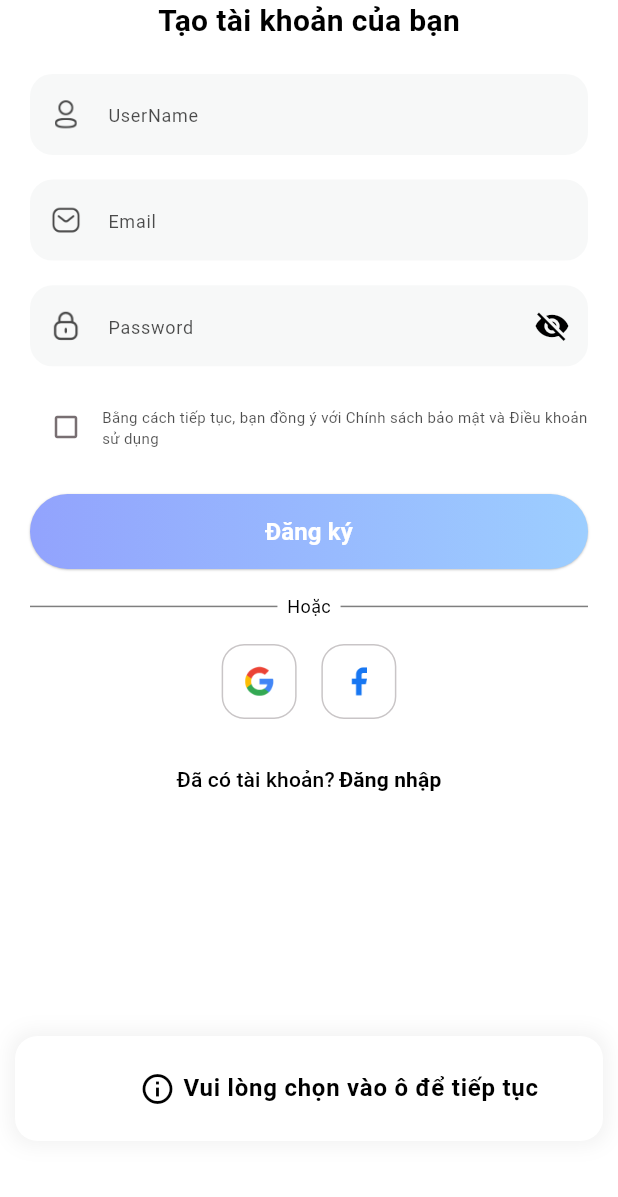
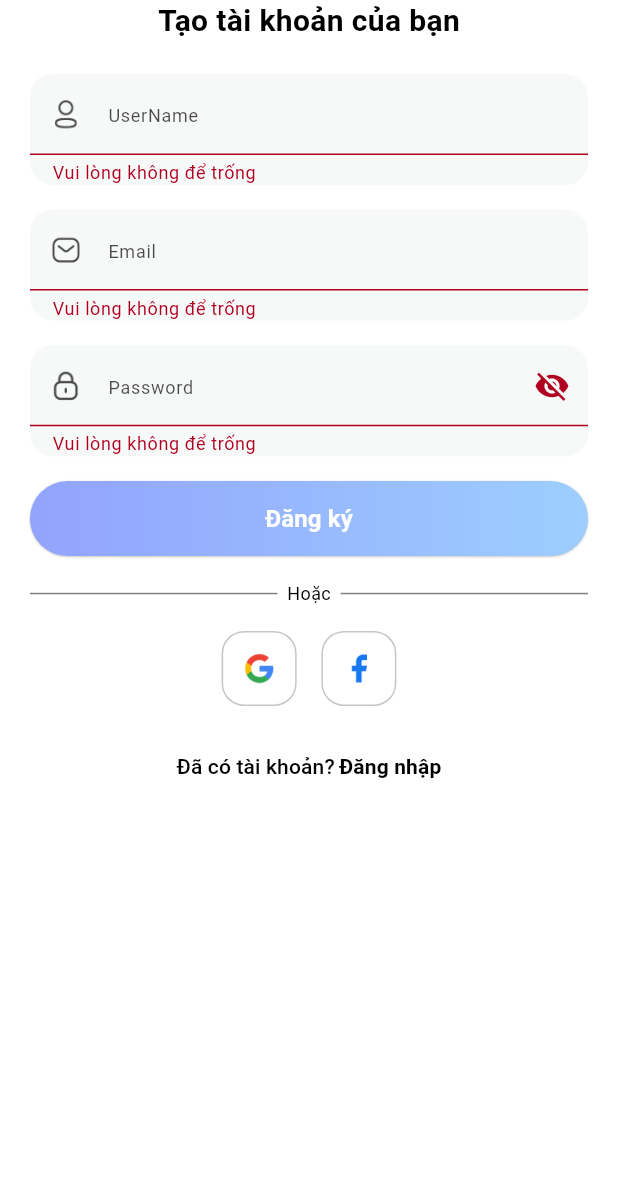
Before and after one commit to Vuonggba1403/smart_fitness_assistant, a Flutter app: the _SignUpForm screen opened directly, after a tap on "Đăng ký", on a phone screen of 412 x 824 dp, the part 35-1232 px from its top. Run offline on Flutter 3.47's test engine with Material 3 defaults, Android fonts, the phone set to English and light mode, and no system bars; drawn by our look-alikes of delightful_toast; our stand-ins replace animated_toggle_switch, bloc, carousel_slider, dropdown_button2, fl_chart, flutter_bloc and 6 more; missing offline and left inert: dotted_dashed_line, simple_animation_progress_bar; accounts and stored records are empty; Roboto replaces fonts that are missing (OpenSans); key blocks and very long unbroken strings in the code were emptied for the run.

Commit message:
add signup in supabase

```diff
--- a/lib/locale/lang_en.dart
+++ b/lib/locale/lang_en.dart
@@ -46,9 +46,6 @@ Map<String, String> enUs = {
   //Register View
   LocaleKey.textRegister: "Create your Account",
   LocaleKey.haveAccount: "Already have an account?",
-  LocaleKey.privacy:
-      "By continuing you accept our Privacy Policy and Term of Use",
-  LocaleKey.permissionError: "Check the box to continue",
   //Register View-Complete profile
   LocaleKey.titleCompleteProfile: "Complete your profile",
   LocaleKey.textCompleteProfile: "It will help us to know more about you!",
--- a/lib/locale/lang_vi.dart
+++ b/lib/locale/lang_vi.dart
@@ -41,9 +41,6 @@ Map<String, String> viVN = {
   //Register View
   LocaleKey.textRegister: "Tạo tài khoản của bạn",
   LocaleKey.haveAccount: "Đã có tài khoản?",
-  LocaleKey.privacy:
-      "Bằng cách tiếp tục, bạn đồng ý với Chính sách bảo mật và Điều khoản sử dụng",
-  LocaleKey.permissionError: "Vui lòng chọn vào ô để tiếp tục",
   //Register View-Complete profile
   LocaleKey.titleCompleteProfile: "Hoàn thành hồ sơ của bạn",
   LocaleKey.textCompleteProfile: "Nó sẽ giúp chúng tôi hiểu rõ hơn về bạn!",
--- a/lib/locale/locale_key.dart
+++ b/lib/locale/locale_key.dart
@@ -39,8 +39,6 @@ class LocaleKey {
   //Register View
   static const String textRegister = "text_register";
   static const String haveAccount = "have_account";
-  static const String privacy = "privacy";
-  static const String permissionError = "permission_error";
   //Register View-Complete profile
   static const String titleCompleteProfile = "complete_profile";
   static const String textCompleteProfile = "text_complete_profile";
--- a/lib/views/auth/signup/ui/signup_view.dart
+++ b/lib/views/auth/signup/ui/signup_view.dart
@@ -29,7 +29,9 @@ class _SignUpForm extends StatefulWidget {
 
 class _SignUpFormState extends State<_SignUpForm> {
   final _formKey = GlobalKey<FormState>();
-  bool isChecked = false;
+  final TextEditingController _emailController = TextEditingController();
+  final TextEditingController _passwordController = TextEditingController();
+  final TextEditingController _usernameController = TextEditingController();
 
   @override
   Widget build(BuildContext context) {
@@ -46,6 +48,7 @@ class _SignUpFormState extends State<_SignUpForm> {
             LocaleKey.registerSuccess.tr,
             Icon(Icons.check, color: Colors.green),
           );
+          navigateTo(context, const CompleteProfileView());
         }
         if (state is SignUpError) {
           showCustomDelightToastBar(
@@ -84,67 +87,38 @@ class _SignUpFormState extends State<_SignUpForm> {
                       ),
                       SizedBox(height: media.width * 0.05),
 
-                      const RoundTextField(
+                      RoundTextField(
                         hintText: "UserName",
+
                         iconPath: "assets/img/user_text.png",
+                        controller: _usernameController,
                       ),
                       SizedBox(height: media.width * 0.04),
-                      const RoundTextField(
+                      RoundTextField(
                         hintText: "Email",
                         iconPath: "assets/img/email.png",
+                        controller: _emailController,
                         keyboardType: TextInputType.emailAddress,
                       ),
                       SizedBox(height: media.width * 0.04),
-                      const RoundTextField(
+                      RoundTextField(
                         hintText: "Password",
                         iconPath: "assets/img/lock.png",
                         isPassword: true,
+                        controller: _passwordController,
                       ),
                       SizedBox(height: media.width * 0.04),
-
-                      // 🔹 Checkbox Privacy Policy
-                      Row(
-                        children: [
-                          IconButton(
-                            onPressed: () =>
-                                setState(() => isChecked = !isChecked),
-                            icon: Icon(
-                              isChecked
-                                  ? Icons.check_box_outlined
-                                  : Icons.check_box_outline_blank_outlined,
-                              color: TColor.gray,
-                              size: 20,
-                            ),
-                          ),
-                          Flexible(
-                            child: Text(
-                              LocaleKey.privacy.tr,
-                              style: TextStyle(
-                                color: textColor?.withOpacity(0.7),
-                                fontSize: 10,
-                              ),
-                            ),
-                          ),
-                        ],
-                      ),
-                      SizedBox(height: media.width * 0.05),
 
                       // 🔹 Register button
                       RoundButton(
                         title: LocaleKey.buttonRegis.tr,
                         onPressed: () {
-                          if (!isChecked) {
-                            // Show toast yêu cầu check
-                            showCustomDelightToastBar(
-                              context,
-                              LocaleKey.permissionError.tr,
-                              Icon(Icons.info_outline, color: textColor),
+                          if (_formKey.currentState!.validate()) {
+                            context.read<SignupCubit>().register(
+                              email: _emailController.text,
+                              password: _passwordController.text,
+                              name: _usernameController.text,
                             );
-                            return;
-                          }
-
-                          if (_formKey.currentState!.validate()) {
-                            navigateTo(context, const CompleteProfileView());
                           }
                         },
                       ),
@@ -242,4 +216,12 @@ class _SignUpFormState extends State<_SignUpForm> {
       child: Image.asset(path, width: 20, height: 20),
     );
   }
+
+  @override
+  void dispose() {
+    _emailController.dispose();
+    _passwordController.dispose();
+    _usernameController.dispose();
+    super.dispose();
+  }
 }
```
